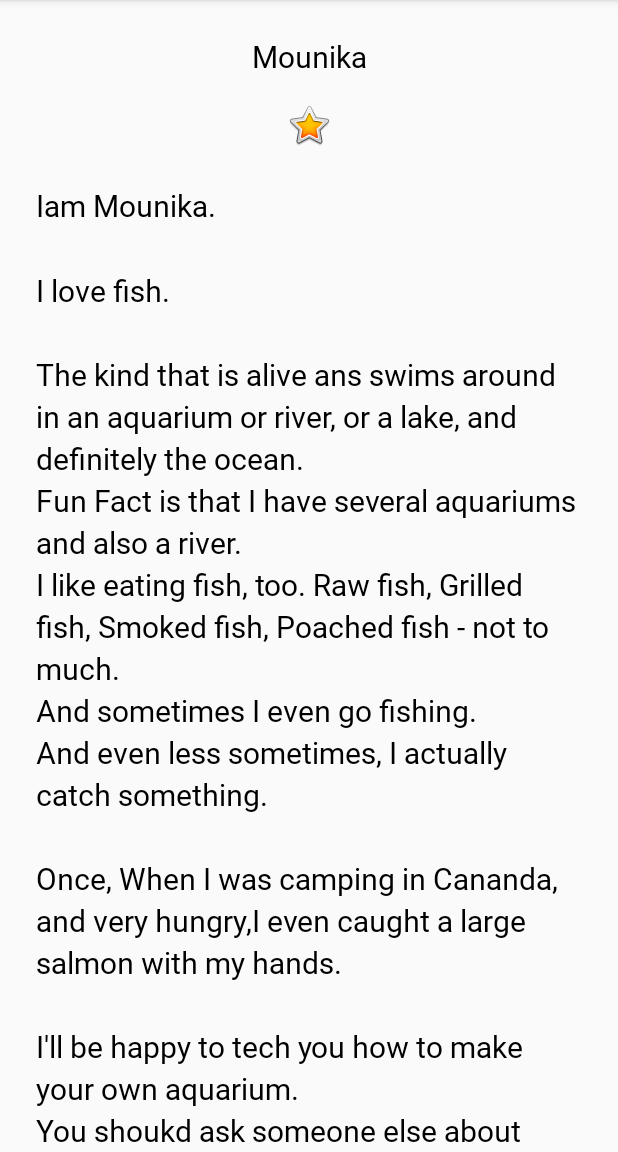
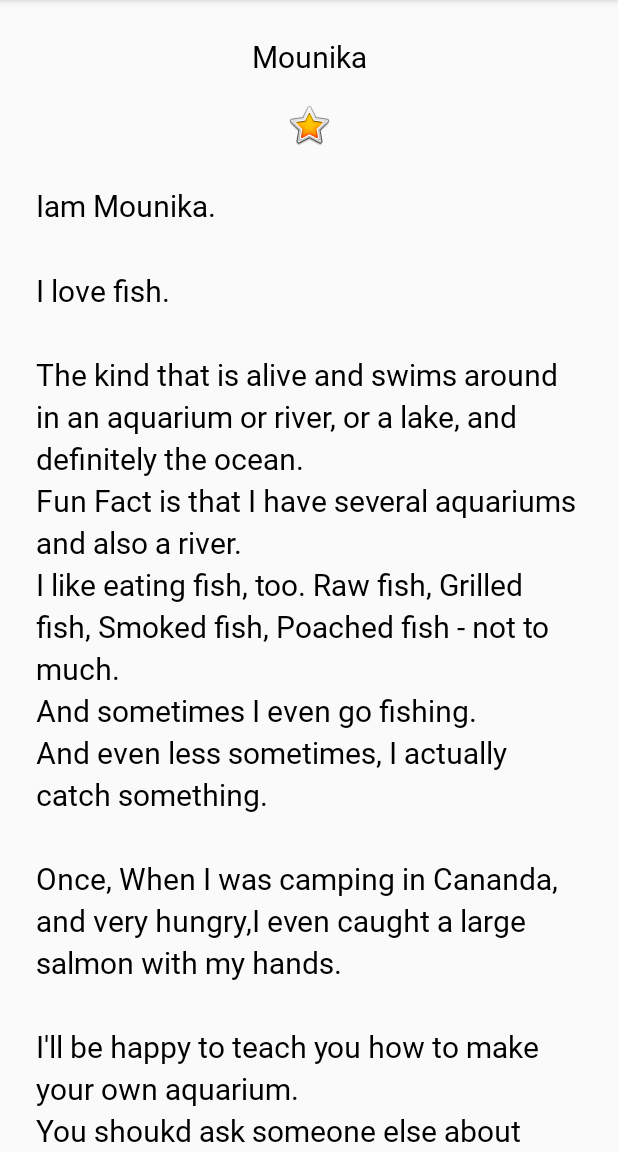
Before and after one commit to bathinaMounika/AboutME, an Android app: the screen it shows after launch (MainActivity), on a phone screen of 412 x 824 dp, the part 84-1236 px from its top. Run offline under Robolectric (Android 15) with nearby library versions, the phone set to English and light mode, and no system bars.

Commit message:
corrected typos

```diff
--- a/app/src/main/res/values/strings.xml
+++ b/app/src/main/res/values/strings.xml
@@ -4,12 +4,12 @@
     <string name="yellow_star">Yellow Star</string>
     <string name="bio">Iam Mounika.
     \n\nI love fish.
-    \n\nThe kind that is alive ans swims around in an aquarium or river, or a lake, and definitely the ocean.
+    \n\nThe kind that is alive and swims around in an aquarium or river, or a lake, and definitely the ocean.
     \nFun Fact is that I have several aquariums and also a river.
     \nI like eating fish, too. Raw fish, Grilled fish, Smoked fish, Poached fish - not to much.
     \nAnd sometimes I even go fishing.
     \nAnd even less sometimes, I actually catch something.
     \n\nOnce, When I was camping in Cananda, and very hungry,I even caught a large salmon with my hands.
-    \n\nI\'ll be happy to tech you how to make your own aquarium.
+    \n\nI\'ll be happy to teach you how to make your own aquarium.
     \nYou shoukd ask someone else about fishing, though.</string>
 </resources>
```
